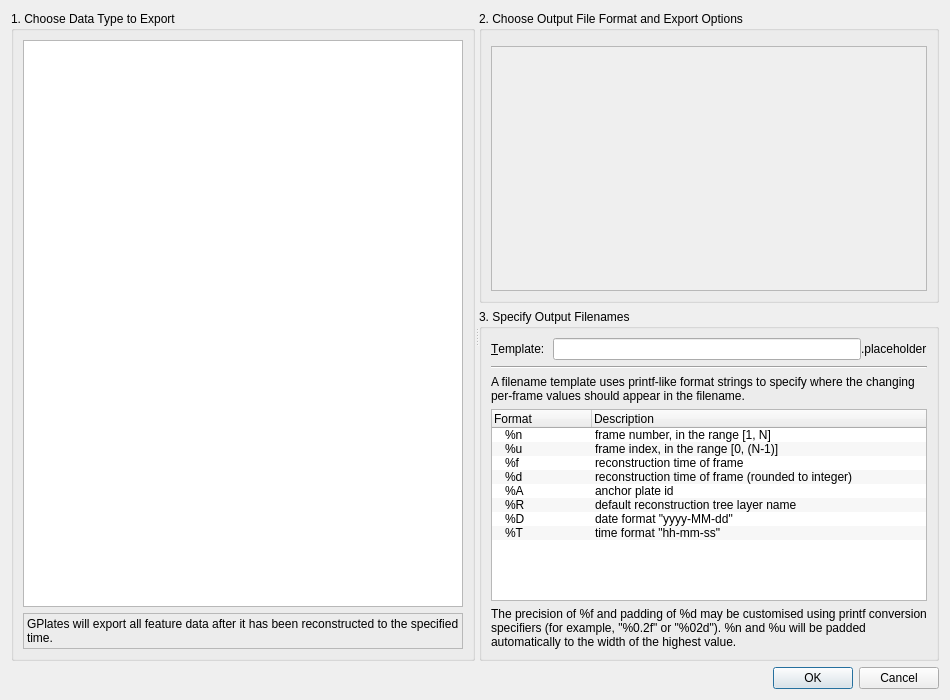
Old version of the form src/qt-widgets/ConfigureExportParametersDialogUi.ui in the repository GPlates/GPlates.
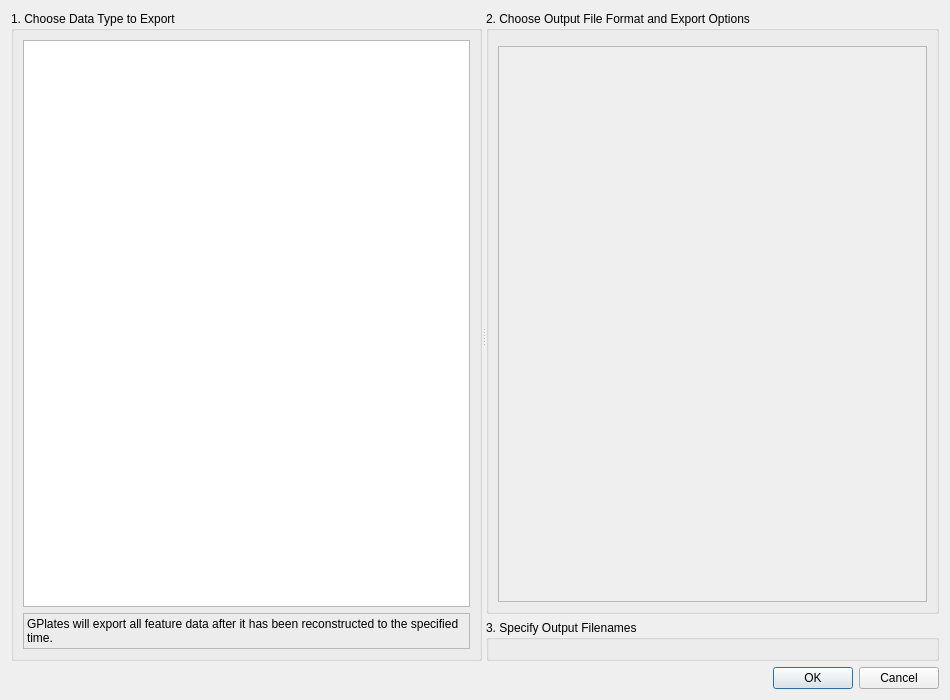
New version of the form.

Commit message: (trunk) Share filename template widget between configure export parameters GUI and edit export parameters GUI.

The edit to the form file:
```diff
--- a/src/qt-widgets/ConfigureExportParametersDialogUi.ui
+++ b/src/qt-widgets/ConfigureExportParametersDialogUi.ui
@@ -110,7 +110,7 @@
                <x>0</x>
                <y>0</y>
                <width>444</width>
-               <height>253</height>
+               <height>551</height>
               </rect>
              </property>
             </widget>
@@ -132,170 +132,7 @@
          </property>
          <layout class="QVBoxLayout" name="verticalLayout">
           <item>
-           <layout class="QHBoxLayout" name="horizontalLayout_3">
-            <item>
-             <widget class="QLabel" name="label_3">
-              <property name="text">
-               <string>&amp;Template: </string>
-              </property>
-              <property name="buddy">
-               <cstring>lineEdit_filename</cstring>
-              </property>
-             </widget>
-            </item>
-            <item>
-             <layout class="QHBoxLayout" name="horizontalLayout_2">
-              <property name="spacing">
-               <number>0</number>
-              </property>
-              <item>
-               <widget class="QLineEdit" name="lineEdit_filename"/>
-              </item>
-              <item>
-               <widget class="QLabel" name="label_file_extension">
-                <property name="text">
-                 <string>.placeholder</string>
-                </property>
-               </widget>
-              </item>
-             </layout>
-            </item>
-           </layout>
-          </item>
-          <item>
-           <widget class="Line" name="line">
-            <property name="orientation">
-             <enum>Qt::Horizontal</enum>
-            </property>
-           </widget>
-          </item>
-          <item>
-           <widget class="QLabel" name="label">
-            <property name="text">
-             <string>A filename template uses printf-like format strings to specify where the changing per-frame values should appear in the filename.</string>
-            </property>
-            <property name="wordWrap">
-             <bool>true</bool>
-            </property>
-           </widget>
-          </item>
-          <item>
-           <widget class="QTreeWidget" name="treeWidget_template">
-            <property name="sizePolicy">
-             <sizepolicy hsizetype="Expanding" vsizetype="Preferred">
-              <horstretch>0</horstretch>
-              <verstretch>0</verstretch>
-             </sizepolicy>
-            </property>
-            <property name="verticalScrollBarPolicy">
-             <enum>Qt::ScrollBarAlwaysOff</enum>
-            </property>
-            <property name="autoScroll">
-             <bool>false</bool>
-            </property>
-            <property name="alternatingRowColors">
-             <bool>true</bool>
-            </property>
-            <property name="selectionMode">
-             <enum>QAbstractItemView::NoSelection</enum>
-            </property>
-            <property name="indentation">
-             <number>10</number>
-            </property>
-            <property name="rootIsDecorated">
-             <bool>true</bool>
-            </property>
-            <property name="uniformRowHeights">
-             <bool>true</bool>
-            </property>
-            <property name="itemsExpandable">
-             <bool>false</bool>
-            </property>
-            <column>
-             <property name="text">
-              <string>Format</string>
-             </property>
-            </column>
-            <column>
-             <property name="text">
-              <string>Description</string>
-             </property>
-            </column>
-            <item>
-             <property name="text">
-              <string>%n</string>
-             </property>
-             <property name="text">
-              <string>frame number, in the range [1, N]</string>
-             </property>
-            </item>
-            <item>
-             <property name="text">
-              <string>%u</string>
-             </property>
-             <property name="text">
-              <string>frame index, in the range [0, (N-1)]</string>
-             </property>
-            </item>
-            <item>
-             <property name="text">
-              <string>%f</string>
-             </property>
-             <property name="text">
-              <string>reconstruction time of frame</string>
-             </property>
-            </item>
-            <item>
-             <property name="text">
-              <string>%d</string>
-             </property>
-             <property name="text">
-              <string>reconstruction time of frame (rounded to integer)</string>
-             </property>
-            </item>
-            <item>
-             <property name="text">
-              <string>%A</string>
-             </property>
-             <property name="text">
-              <string>anchor plate id</string>
-             </property>
-            </item>
-            <item>
-             <property name="text">
-              <string>%R</string>
-             </property>
-             <property name="text">
-              <string>default reconstruction tree layer name</string>
-             </property>
-            </item>
-            <item>
-             <property name="text">
-              <string>%D</string>
-             </property>
-             <property name="text">
-              <string>date format &quot;yyyy-MM-dd&quot;</string>
-             </property>
-            </item>
-            <item>
-             <property name="text">
-              <string>%T</string>
-             </property>
-             <property name="text">
-              <string>time format &quot;hh-mm-ss&quot;</string>
-             </property>
-            </item>
-           </widget>
-          </item>
-          <item>
-           <widget class="QLabel" name="label_2">
-            <property name="text">
-             <string>The precision of %f and padding of %d may be customised using printf conversion specifiers (for example, &quot;%0.2f&quot; or &quot;%02d&quot;). %n and %u will be padded automatically to the width of the highest value.</string>
-            </property>
-            <property name="wordWrap">
-             <bool>true</bool>
-            </property>
-           </widget>
+           <widget class="QWidget" name="export_filename_template_place_holder" native="true"/>
           </item>
          </layout>
         </widget>
```
Left out of the diff: 4 changed lines with no effect on the pictures. The commit also changes 9 other files.
